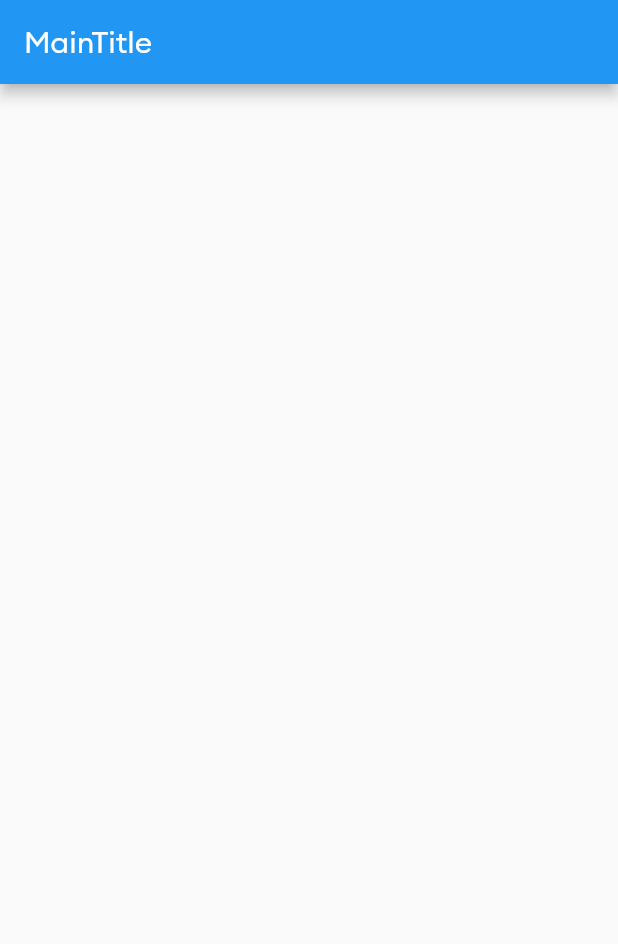
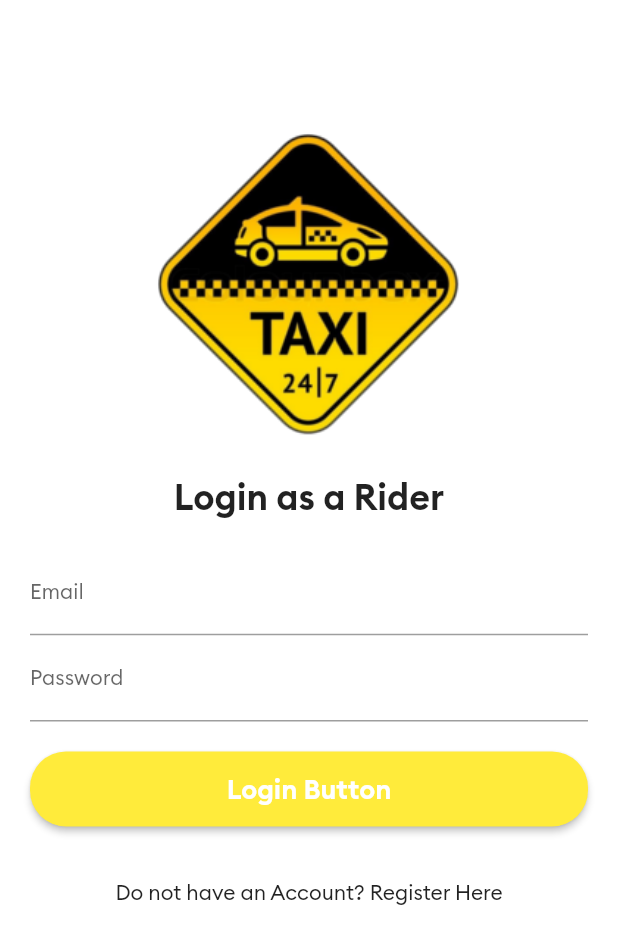
Before and after one commit to SHINDONGDONG/flutte_uber, a Flutter app: the screen it shows after launch, on a phone screen of 412 x 824 dp. Shown: the top 944 px of the screen. Run offline on Flutter 3.47's test engine with Material 2 defaults, Android fonts, the light colour scheme and no system bars.

Commit message:
Login画面

```diff
--- a/lib/AllScreens/login_screen.dart
+++ b/lib/AllScreens/login_screen.dart
@@ -0,0 +1,90 @@
+import 'package:flutter/material.dart';
+
+class LoginScreen extends StatelessWidget {
+  @override
+  Widget build(BuildContext context) {
+    return Scaffold(
+      backgroundColor: Colors.white,
+      body: SingleChildScrollView(                                              //キーボードが上がってくる時Scroll可能になる
+        child: Column(
+          children: [
+            SizedBox(height: 65.0),
+            Image.asset(
+              "images/logo.png",                                                //ロゴの画像をインポートする
+              height: 250.0,
+              width: double.infinity,                                           //幅のサイズを最大にする
+              alignment: Alignment.center,                                      //ロゴを中央に配置する
+            ),
+            SizedBox(height: 1.0),
+            Text(
+              "Login as a Rider",
+              textAlign: TextAlign.center,
+              style: TextStyle(
+                  fontSize: 24.0,
+                  fontFamily: "Brand-Bold"),
+            ),
+            Padding(                                                            //Paddingで全体を包む
+              padding: EdgeInsets.all(20.0),
+              child: Column(                                                    //Columnで上下にWidgetを配置する
+                children: [
+                  SizedBox(height: 1.0),
+                  TextField(                                                    //TextFieldウィジェットはデータを打ち込めるField
+                    keyboardType: TextInputType.emailAddress,                   //＠の含まれてるキーボードが出てくる
+                    decoration: InputDecoration(
+                      labelText: "Email",
+                      labelStyle: TextStyle(
+                        fontSize: 14.0,
+                      ),
+                      hintStyle: TextStyle(color: Colors.grey, fontSize: 10.0),
+                    ),
+                    style: TextStyle(fontSize: 14.0),
+                  ),
+                  SizedBox(height: 1.0),
+                  TextField(
+                    obscureText: true,                                          //テキストを隠す
+                    keyboardType: TextInputType.text,                           //TextでInputしobscureで隠す
+                    decoration: InputDecoration(
+                      labelText: "Password",
+                      labelStyle: TextStyle(
+                        fontSize: 14.0,
+                      ),
+                      hintStyle: TextStyle(color: Colors.grey, fontSize: 10.0),
+                    ),
+                    style: TextStyle(fontSize: 14.0),
+                  ),
+                  SizedBox(height: 20.0),
+                  RaisedButton(
+                    onPressed: () {
+                      print("Login button");
+                    },
+                    textColor: Colors.white,
+                    color: Colors.yellow,
+                    child: Container(
+                      height: 50.0,                                             //ボタンの高さを50に設定
+                      child: Center(                                            //テキストを中央に配置するためCenterWidget
+                        child: Text(
+                          "Login Button",
+                          style:
+                              TextStyle(fontSize: 18.0, fontFamily: "Brand-Bold"),
+                        ),
+                      ),
+                    ),
+                    shape: RoundedRectangleBorder(                              //ボタンをRoundするため
+                      borderRadius: BorderRadius.circular(24.0),                //Circular効果を与える
+                    ),
+                  ),
+                ],
+              ),
+            ),
+            FlatButton(                                                         //TextButtonです。
+              onPressed: () {
+                print("Clicked");
+              },
+              child: Text("Do not have an Account? Register Here"),
+            )
+          ],
+        ),
+      ),
+    );
+  }
+}
--- a/lib/main.dart
+++ b/lib/main.dart
@@ -1,4 +1,5 @@
 import 'package:flutter/material.dart';
+import 'package:flutter_uber/AllScreens/login_screen.dart';
 
 import 'AllScreens/main_screen.dart';
 
@@ -13,11 +14,11 @@ class MyApp extends StatelessWidget {
     return MaterialApp(
       title: 'Taxi Rider App',
       theme: ThemeData(
-        fontFamily: "Brand-Regular",
+        fontFamily: "Brand-Regular", //Yamlファイルで追加したFontを呼び出して使う。
         primarySwatch: Colors.blue,
         visualDensity: VisualDensity.adaptivePlatformDensity,
       ),
-      home: MainScreen(),
+      home: LoginScreen(),
       debugShowCheckedModeBanner: false,       //falseにするとdebugモードバナーが消える
     );
   }
```
